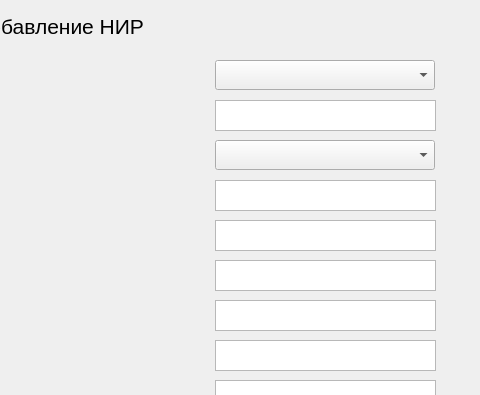
Above: AddForm.ui from Kerensk1y/lab_subd before the change; both pictures show x 265 to 745 and y 0 to 395 of the 745 by 648 pixel window. Below: the same form after it.
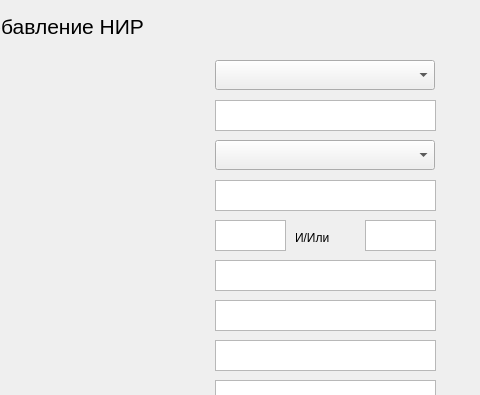
That is the form after the change.

```diff
--- a/AddForm.ui
+++ b/AddForm.ui
@@ -426,16 +426,6 @@
      </rect>
     </property>
    </widget>
-   <widget class="QTextEdit" name="textEdit_3">
-    <property name="geometry">
-     <rect>
-      <x>480</x>
-      <y>220</y>
-      <width>221</width>
-      <height>31</height>
-     </rect>
-    </property>
-   </widget>
    <widget class="QComboBox" name="comboBox_4">
     <property name="geometry">
      <rect>
@@ -476,6 +466,58 @@
      </rect>
     </property>
    </widget>
+   <widget class="QTextEdit" name="textEdit_10">
+    <property name="geometry">
+     <rect>
+      <x>630</x>
+      <y>220</y>
+      <width>71</width>
+      <height>31</height>
+     </rect>
+    </property>
+    <property name="html">
+     <string>&lt;!DOCTYPE HTML PUBLIC &quot;-//W3C//DTD HTML 4.0//EN&quot; &quot;http://www.w3.org/TR/REC-html40/strict.dtd&quot;&gt;
+&lt;html&gt;&lt;head&gt;&lt;meta name=&quot;qrichtext&quot; content=&quot;1&quot; /&gt;&lt;style type=&quot;text/css&quot;&gt;
+p, li { white-space: pre-wrap; }
+&lt;/style&gt;&lt;/head&gt;&lt;body style=&quot; font-family:'MS Shell Dlg 2'; font-size:7.8pt; font-weight:400; font-style:normal;&quot;&gt;
+&lt;p style=&quot;-qt-paragraph-type:empty; margin-top:0px; margin-bottom:0px; margin-left:0px; margin-right:0px; -qt-block-indent:0; text-indent:0px;&quot;&gt;&lt;br /&gt;&lt;/p&gt;&lt;/body&gt;&lt;/html&gt;</string>
+    </property>
+   </widget>
+   <widget class="QTextEdit" name="textEdit_11">
+    <property name="geometry">
+     <rect>
+      <x>480</x>
+      <y>220</y>
+      <width>71</width>
+      <height>31</height>
+     </rect>
+    </property>
+    <property name="html">
+     <string>&lt;!DOCTYPE HTML PUBLIC &quot;-//W3C//DTD HTML 4.0//EN&quot; &quot;http://www.w3.org/TR/REC-html40/strict.dtd&quot;&gt;
+&lt;html&gt;&lt;head&gt;&lt;meta name=&quot;qrichtext&quot; content=&quot;1&quot; /&gt;&lt;style type=&quot;text/css&quot;&gt;
+p, li { white-space: pre-wrap; }
+&lt;/style&gt;&lt;/head&gt;&lt;body style=&quot; font-family:'MS Shell Dlg 2'; font-size:7.8pt; font-weight:400; font-style:normal;&quot;&gt;
+&lt;p style=&quot;-qt-paragraph-type:empty; margin-top:0px; margin-bottom:0px; margin-left:0px; margin-right:0px; -qt-block-indent:0; text-indent:0px;&quot;&gt;&lt;br /&gt;&lt;/p&gt;&lt;/body&gt;&lt;/html&gt;</string>
+    </property>
+   </widget>
+   <widget class="QLabel" name="label_13">
+    <property name="geometry">
+     <rect>
+      <x>560</x>
+      <y>230</y>
+      <width>55</width>
+      <height>16</height>
+     </rect>
+    </property>
+    <property name="font">
+     <font>
+      <pointsize>9</pointsize>
+     </font>
+    </property>
+    <property name="text">
+     <string>И/Или</string>
+    </property>
+   </widget>
   </widget>
   <widget class="QMenuBar" name="menubar">
    <property name="geometry">
```
Left out of the diff: 2 changed lines with no effect on the pictures.
